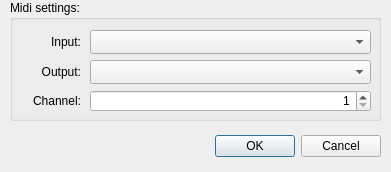
First picture: the form in settings-dialog.ui, repository Manuel-K/shruthi-editor, before the edit.
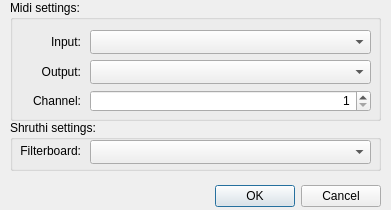
Second picture: the form after the edit.

Commit message: support the other filters

The edit to the form file:
```diff
--- a/settings-dialog.ui
+++ b/settings-dialog.ui
@@ -8,7 +8,7 @@
     <x>0</x>
     <y>0</y>
     <width>391</width>
-    <height>172</height>
+    <height>210</height>
    </rect>
   </property>
   <property name="sizePolicy">
@@ -26,9 +26,9 @@
   <widget class="QDialogButtonBox" name="buttonBox">
    <property name="geometry">
     <rect>
-     <x>20</x>
-     <y>130</y>
-     <width>361</width>
+     <x>10</x>
+     <y>180</y>
+     <width>371</width>
      <height>32</height>
     </rect>
    </property>
@@ -145,6 +145,45 @@
     </property>
    </widget>
   </widget>
+  <widget class="QGroupBox" name="groupBox_2">
+   <property name="geometry">
+    <rect>
+     <x>10</x>
+     <y>120</y>
+     <width>371</width>
+     <height>51</height>
+    </rect>
+   </property>
+   <property name="title">
+    <string>Shruthi settings:</string>
+   </property>
+   <widget class="QLabel" name="label_4">
+    <property name="geometry">
+     <rect>
+      <x>10</x>
+      <y>20</y>
+      <width>61</width>
+      <height>21</height>
+     </rect>
+    </property>
+    <property name="text">
+     <string>Filterboard:</string>
+    </property>
+    <property name="alignment">
+     <set>Qt::AlignRight|Qt::AlignTrailing|Qt::AlignVCenter</set>
+    </property>
+   </widget>
+   <widget class="QComboBox" name="shruthiFilterBoard">
+    <property name="geometry">
+     <rect>
+      <x>80</x>
+      <y>20</y>
+      <width>281</width>
+      <height>24</height>
+     </rect>
+    </property>
+   </widget>
+  </widget>
  </widget>
  <resources/>
  <connections>
```
The commit also changes 18 other files.
